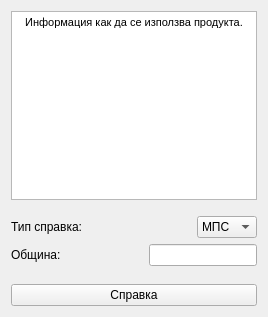
Old version of the form Apollo/apollo.ui in the repository DiMasta/Apollo.
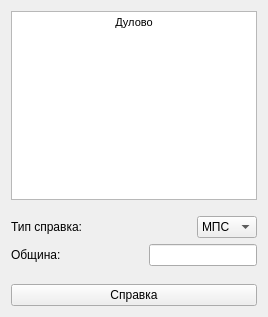
New version of the form.

Patch:
```diff
--- a/Apollo/apollo.ui
+++ b/Apollo/apollo.ui
@@ -22,7 +22,7 @@
 &lt;html&gt;&lt;head&gt;&lt;meta name=&quot;qrichtext&quot; content=&quot;1&quot; /&gt;&lt;style type=&quot;text/css&quot;&gt;
 p, li { white-space: pre-wrap; }
 &lt;/style&gt;&lt;/head&gt;&lt;body style=&quot; font-family:'MS Shell Dlg 2'; font-size:8.25pt; font-weight:400; font-style:normal;&quot;&gt;
-&lt;p align=&quot;center&quot; style=&quot; margin-top:0px; margin-bottom:0px; margin-left:0px; margin-right:0px; -qt-block-indent:0; text-indent:0px;&quot;&gt;&lt;span style=&quot; font-size:8pt;&quot;&gt;Информация как да се използва продукта.&lt;/span&gt;&lt;/p&gt;&lt;/body&gt;&lt;/html&gt;</string>
+&lt;p align=&quot;center&quot; style=&quot; margin-top:0px; margin-bottom:0px; margin-left:0px; margin-right:0px; -qt-block-indent:0; text-indent:0px;&quot;&gt;&lt;span style=&quot; font-size:8pt;&quot;&gt;Дулово&lt;/span&gt;&lt;/p&gt;&lt;/body&gt;&lt;/html&gt;</string>
       </property>
      </widget>
     </item>
```
